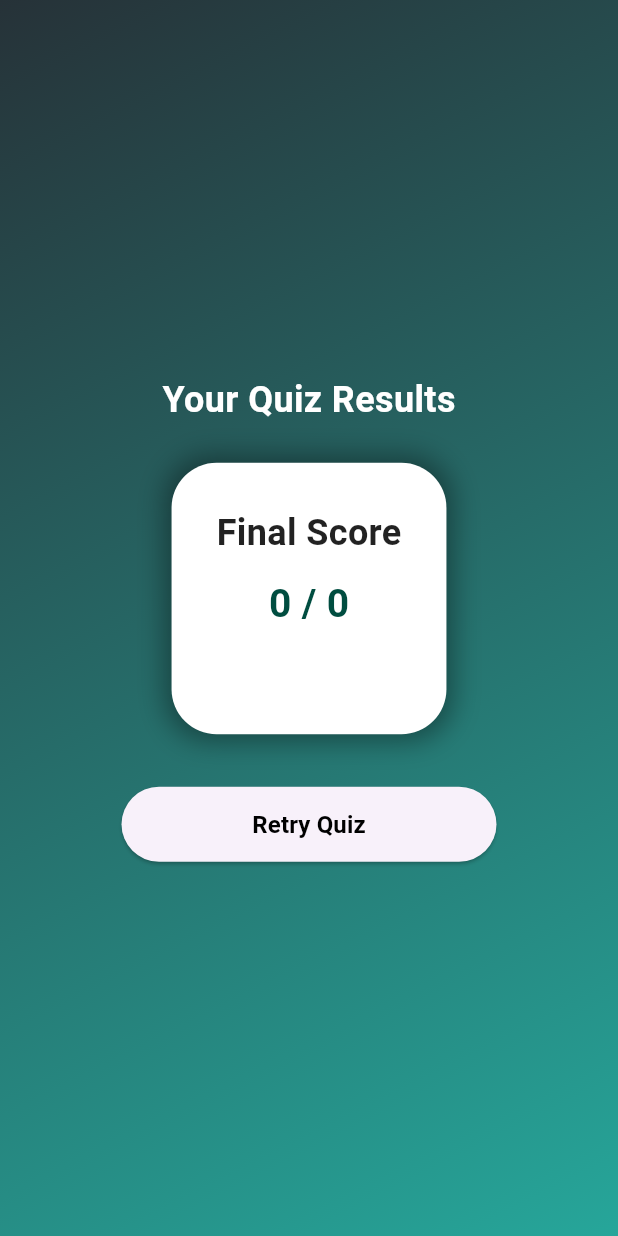
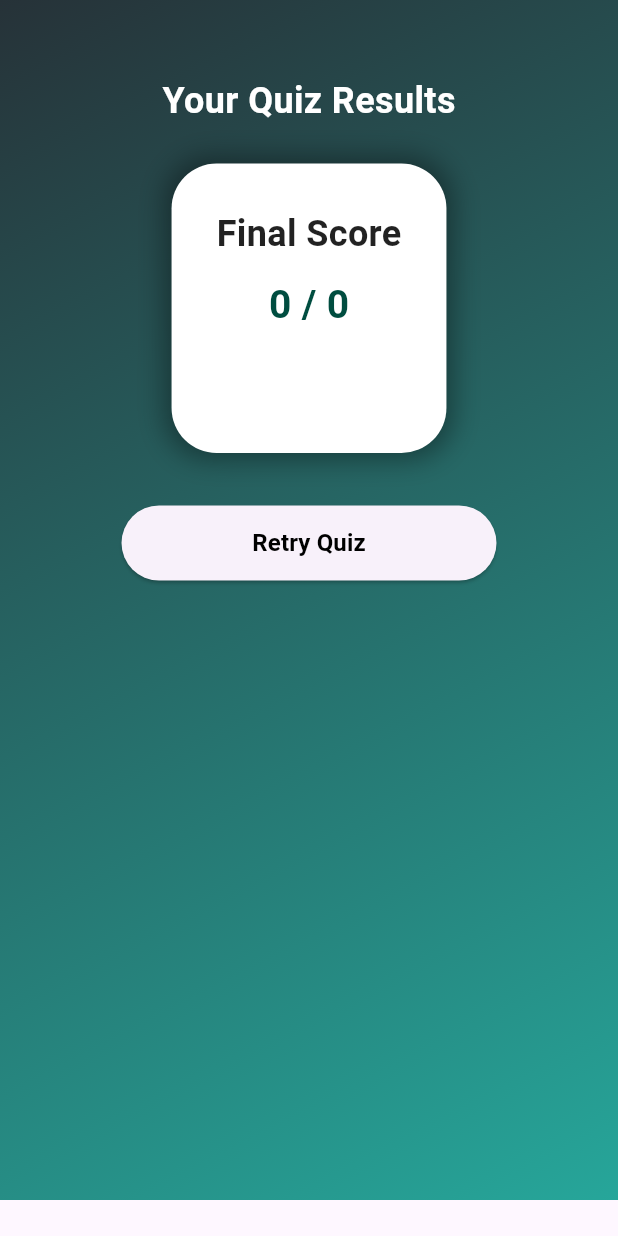
Before and after one commit to sahilsorathiya2302/quiz_and_weather_api_project_wc, a Flutter app: the ResultScreen screen opened directly with empty values, on a phone screen of 412 x 824 dp. Run offline on Flutter 3.47's test engine with Material 3 defaults, Android fonts, the phone set to English and light mode, and no system bars; our stand-ins replace dio, equatable, flutter_bloc, flutter_screenutil, fpdart, get and 4 more; generated files the repository leaves out were written again.

Commit message:
final commit

```diff
--- a/lib/core/constants/app_string.dart
+++ b/lib/core/constants/app_string.dart
@@ -56,4 +56,16 @@ class AppString {
   static const String errorMessage = "Please select a city";
   static const String next = "Next";
   static const String previous = "Previous";
+
+  //Performance
+
+  static const String excellent =
+      "Excellent Performance! You're a Quiz Master! 🏆";
+
+  static const String greatJob = "Great Job! Keep it up! 🎉";
+
+  static const String goodEffort = "Good effort! Try again to improve! 👍";
+
+  static const String keepPracticing = "😢 Keep practicing! You'll get better!";
+  static const String noQuestions = "No questions available.";
 }
--- a/lib/core/theme/app_colors.dart
+++ b/lib/core/theme/app_colors.dart
@@ -7,5 +7,6 @@ class AppColors {
   static Color blueAccent = Colors.blue.shade100;
   static Color red = Colors.red;
   static Color orange = Colors.orange.shade200;
-  static Color green = Colors.green;
+  static Color green = Colors.green.shade200;
+  static Color grey = Colors.grey;
 }
--- a/lib/features/quiz/presentation/bloc/quiz_event.dart
+++ b/lib/features/quiz/presentation/bloc/quiz_event.dart
@@ -15,6 +15,10 @@ class FetchQuiz extends QuizEvent {
   List<Object?> get props => [amount, type];
 }
 
+class NextQuestionEvent extends QuizEvent {}
+
+class PreviousQuestionEvent extends QuizEvent {}
+
 class SelectAnswer extends QuizEvent {
   final int questionIndex;
   final String selectedAnswer;
--- a/lib/features/quiz/presentation/bloc/quiz_state.dart
+++ b/lib/features/quiz/presentation/bloc/quiz_state.dart
@@ -2,7 +2,6 @@ import 'package:equatable/equatable.dart';
 
 import '../../domain/entities/quiz_response.dart';
 
-/// Base class for all quiz states.
 abstract class QuizState extends Equatable {
   const QuizState();
 
@@ -10,28 +9,26 @@ abstract class QuizState extends Equatable {
   List<Object?> get props => [];
 }
 
-/// Initial state when the quiz is not yet loaded.
 class QuizInitial extends QuizState {
   const QuizInitial();
 }
 
-/// State while quiz questions are being fetched.
 class QuizLoading extends QuizState {
   const QuizLoading();
 }
 
-/// State when quiz questions are successfully loaded.
 class QuizLoaded extends QuizState {
   final QuizResponse quizResponse;
+  final int? currentIndex;
   final Map<int, String> selectedAnswers;
 
-  const QuizLoaded({required this.quizResponse, required this.selectedAnswers});
+  const QuizLoaded(this.currentIndex,
+      {required this.quizResponse, required this.selectedAnswers});
 
   @override
   List<Object?> get props => [quizResponse, selectedAnswers];
 }
 
-/// State when the quiz is submitted, and results are calculated.
 class QuizResult extends QuizState {
   final int correctAnswers;
   final int totalQuestions;
@@ -48,7 +45,6 @@ class QuizResult extends QuizState {
       [correctAnswers, totalQuestions, performanceMessage];
 }
 
-/// State when an error occurs while fetching or processing the quiz.
 class QuizError extends QuizState {
   final String errorMessage;
 
--- a/lib/features/quiz/presentation/widget/question_widget.dart
+++ b/lib/features/quiz/presentation/widget/question_widget.dart
@@ -70,9 +70,9 @@ class _QuestionWidgetState extends State<QuestionWidget> {
                       const EdgeInsets.symmetric(vertical: 12, horizontal: 16),
                   margin: const EdgeInsets.symmetric(vertical: 6),
                   decoration: BoxDecoration(
-                    color: isSelected ? AppColors.blueAccent : Colors.white,
+                    color: isSelected ? AppColors.orange : Colors.white,
                     border: Border.all(
-                      color: isSelected ? AppColors.blueAccent : Colors.grey,
+                      color: isSelected ? AppColors.orange : Colors.grey,
                       width: 2,
                     ),
                     borderRadius: BorderRadius.circular(10),
@@ -80,7 +80,7 @@ class _QuestionWidgetState extends State<QuestionWidget> {
                   child: CustomText(
                     text: option,
                     fontSize: AppTextSize.s16,
-                    color: isSelected ? Colors.white : Colors.black,
+                    color: isSelected ? Colors.black : AppColors.black,
                   ),
                 ),
               );
--- a/lib/features/result/result_screen.dart
+++ b/lib/features/result/result_screen.dart
@@ -3,11 +3,12 @@ import 'package:get/get.dart';
 import 'package:quiz_api_project_wc/core/routes/app_routes_name.dart';
 import 'package:quiz_api_project_wc/core/theme/app_text_size.dart';
 import 'package:quiz_api_project_wc/core/ui_components/custom_button.dart';
+import 'package:quiz_api_project_wc/features/result/widget/score_card_widget.dart';
 
 import '../../core/constants/app_string.dart';
 import '../../core/ui_components/custom_title.dart';
 
-class ResultScreen extends StatefulWidget {
+class ResultScreen extends StatelessWidget {
   final int correctAnswers;
   final int totalQuestions;
   final String performanceMessage;
@@ -19,15 +20,13 @@ class ResultScreen extends StatefulWidget {
     required this.performanceMessage,
   });
 
-  @override
-  State<ResultScreen> createState() => _ResultScreenState();
-}
+  double get scoreOutOfTen => (correctAnswers / totalQuestions) * 10;
 
-class _ResultScreenState extends State<ResultScreen> {
   @override
   Widget build(BuildContext context) {
     return Scaffold(
       body: Container(
+        height: 800,
         width: double.infinity,
         padding: const EdgeInsets.symmetric(horizontal: 20, vertical: 50),
         decoration: BoxDecoration(
@@ -37,6 +36,7 @@ class _ResultScreenState extends State<ResultScreen> {
             end: Alignment.bottomRight,
           ),
         ),
+        child: SingleChildScrollView(
           child: Column(
             mainAxisAlignment: MainAxisAlignment.center,
             crossAxisAlignment: CrossAxisAlignment.center,
@@ -48,53 +48,23 @@ class _ResultScreenState extends State<ResultScreen> {
                 fontWeight: FontWeight.bold,
               ),
               const SizedBox(height: 25),
-            Container(
-              padding: const EdgeInsets.all(30),
-              decoration: BoxDecoration(
-                color: Colors.white,
-                borderRadius: BorderRadius.circular(30),
-                boxShadow: [
-                  BoxShadow(
-                    color: Colors.black38,
-                    blurRadius: 15,
-                    spreadRadius: 4,
-                  ),
-                ],
-              ),
-              child: Column(
-                children: [
-                  CustomTitle(
-                    text: AppString.finalScore,
-                    fontSize: AppTextSize.s24,
-                    color: Colors.black87,
-                  ),
-                  const SizedBox(height: 12),
-                  CustomTitle(
-                    text: "${widget.correctAnswers} / ${widget.totalQuestions}",
-                    fontSize: AppTextSize.s26,
-                    fontWeight: FontWeight.bold,
-                    color: Colors.teal.shade900,
-                  ),
-                  const SizedBox(height: 12),
-                  CustomTitle(
-                    text: widget.performanceMessage,
-                    fontSize: AppTextSize.s18,
-                    fontWeight: FontWeight.w600,
-                    color: Colors.green.shade700,
-                  ),
-                ],
-              ),
+              ScoreCardWidget(
+                correctAnswers: correctAnswers,
+                totalQuestions: totalQuestions,
+                performanceMessage: performanceMessage,
+                scoreOutOfTen: scoreOutOfTen,
               ),
               const SizedBox(height: 35),
               CustomButton(
                 text: AppString.retryQuiz,
                 onPressed: () {
-                Get.toNamed(AppRoutesName.homeScreen);
+                  Get.offNamed(AppRoutesName.homeScreen);
                 },
               ),
             ],
           ),
         ),
+      ),
     );
   }
 }
--- /dev/null
+++ b/lib/features/result/widget/score_card_widget.dart
@@ -0,0 +1,65 @@
+import 'package:flutter/material.dart';
+import 'package:quiz_api_project_wc/core/constants/app_string.dart';
+import 'package:quiz_api_project_wc/core/theme/app_text_size.dart';
+
+import '../../../core/ui_components/custom_title.dart';
+
+class ScoreCardWidget extends StatefulWidget {
+  final int correctAnswers;
+  final int totalQuestions;
+  final String performanceMessage;
+  final double scoreOutOfTen;
+  const ScoreCardWidget(
+      {super.key,
+      required this.correctAnswers,
+      required this.totalQuestions,
+      required this.performanceMessage,
+      required this.scoreOutOfTen});
+
+  @override
+  State<ScoreCardWidget> createState() => _ScoreCardWidgetState();
+}
+
+class _ScoreCardWidgetState extends State<ScoreCardWidget> {
+  @override
+  Widget build(BuildContext context) {
+    return Container(
+      padding: const EdgeInsets.all(30),
+      decoration: BoxDecoration(
+        color: Colors.white,
+        borderRadius: BorderRadius.circular(30),
+        boxShadow: const [
+          BoxShadow(
+            color: Colors.black38,
+            blurRadius: 15,
+            spreadRadius: 4,
+          ),
+        ],
+      ),
+      child: Column(
+        children: [
+          CustomTitle(
+            text: AppString.finalScore,
+            fontSize: AppTextSize.s24,
+            color: Colors.black87,
+          ),
+          const SizedBox(height: 12),
+          CustomTitle(
+            text: "${widget.correctAnswers} / ${widget.totalQuestions}",
+            fontSize: AppTextSize.s26,
+            fontWeight: FontWeight.bold,
+            color: Colors.teal.shade900,
+          ),
+          const SizedBox(height: 12),
+          const SizedBox(height: 12),
+          CustomTitle(
+            text: widget.performanceMessage,
+            fontSize: AppTextSize.s18,
+            fontWeight: FontWeight.w600,
+            color: Colors.green.shade700,
+          ),
+        ],
+      ),
+    );
+  }
+}
--- a/lib/main.dart
+++ b/lib/main.dart
@@ -22,10 +22,10 @@ class MyApp extends StatelessWidget {
       child: MultiBlocProvider(
         providers: [
           BlocProvider<QuizBloc>(
-            create: (context) => getIt(),
+            create: (context) => getIt<QuizBloc>(),
           ),
           BlocProvider<WeatherBloc>(
-            create: (context) => getIt(),
+            create: (context) => getIt<WeatherBloc>(),
           ),
         ],
         child: GetMaterialApp(
--- a/lib/services/injection.dart
+++ b/lib/services/injection.dart
@@ -25,8 +25,8 @@ void init() {
       () => ApiService(getIt<Dio>(instanceName: AppString.quiz)));
   getIt.registerLazySingleton<QuizRemoteDataSource>(
       () => QuizRemoteDataSource(apiServices: getIt<ApiService>()));
-  // getIt.registerLazySingleton<QuizRepositoriesImpl>(
-  //     () => QuizRepositoriesImpl(quizRemote: getIt<QuizRemote>()));
+  getIt.registerLazySingleton<QuizRepositoryImpl>(() =>
+      QuizRepositoryImpl(quizRemoteDataSource: getIt<QuizRemoteDataSource>()));
 
   getIt.registerLazySingleton<UseCaseImpl>(
       () => UseCaseImpl(quizRepository: getIt<QuizRepositoryImpl>()));
```
Also changed, not shown: lib/features/quiz/presentation/bloc/quiz_bloc.dart (+45 -12 lines), lib/features/quiz/presentation/widget/navigation_button.dart (+22 -21 lines), lib/features/quiz/presentation/widget/type_widget.dart (deleted, +0 -33 lines). Lines whose indentation alone changed are shown as unchanged.
